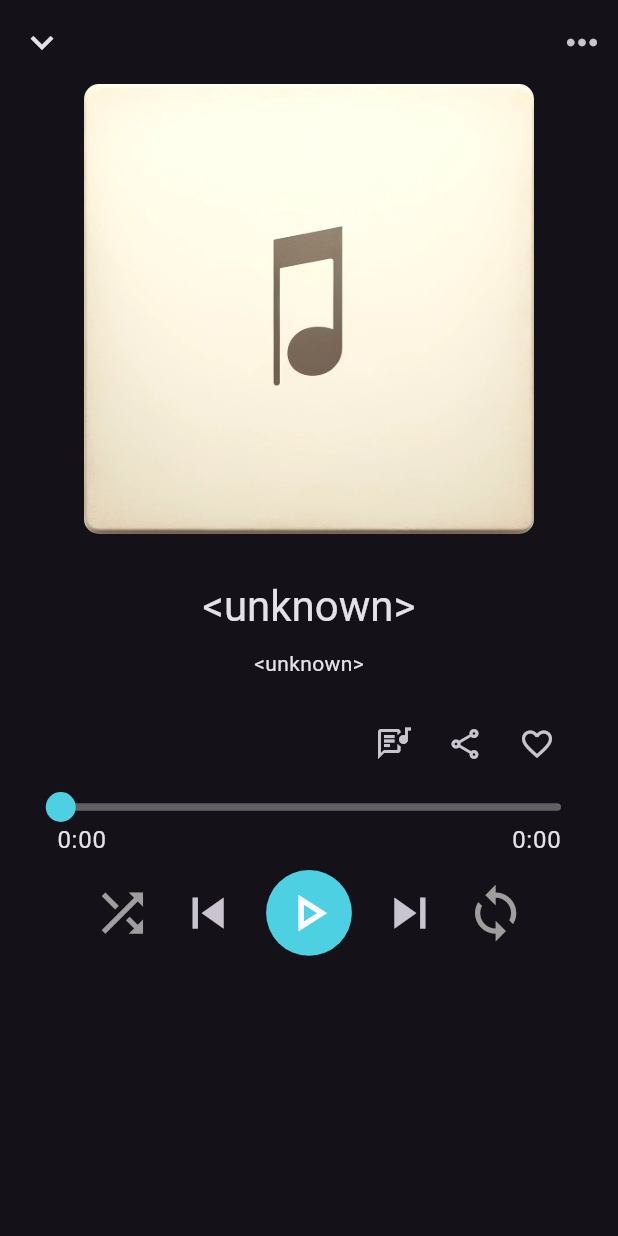
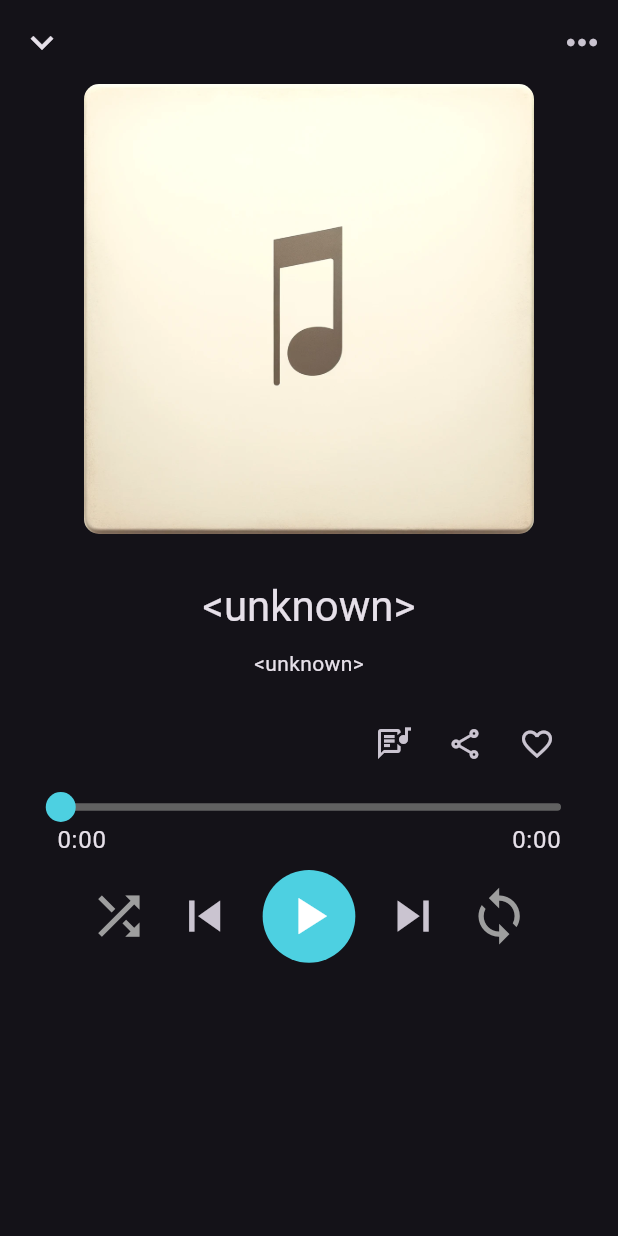
Before and after one commit to WonHyun/mulink, a Flutter app: the MusicPlayerScreen screen opened directly, on a phone screen of 412 x 824 dp. Run offline on Flutter 3.47's test engine with Material 3 defaults, Android fonts, the phone set to English and light mode, and no system bars; drawn by our look-alikes of audio_video_progress_bar; our stand-ins replace audio_service, file_picker, get, get_it, just_audio, marquee and 1 more; missing offline and left inert: flutter_media_metadata.

Commit message:
ref: optimaize PlayStateButton size

```diff
--- a/lib/ui/home_screen/library_page/playlist_page/component/media_thumb_image.dart
+++ b/lib/ui/home_screen/library_page/playlist_page/component/media_thumb_image.dart
@@ -4,7 +4,7 @@ import 'package:flutter/material.dart';
 class MediaThumbImage extends StatelessWidget {
   const MediaThumbImage({
     super.key,
-    required this.imagePath,
+    this.imagePath,
     this.albumCoverData,
     this.size = 50,
   });
--- a/lib/ui/music_player_screen/component/play_pause_button.dart
+++ b/lib/ui/music_player_screen/component/play_pause_button.dart
@@ -5,12 +5,12 @@ class PlayPauseButton extends StatelessWidget {
     super.key,
     required this.callback,
     required this.iconData,
-    required this.iconSize,
+    required this.buttonSize,
   });
 
   final VoidCallback callback;
   final IconData iconData;
-  final double iconSize;
+  final double buttonSize;
 
   @override
   Widget build(BuildContext context) {
@@ -25,13 +25,10 @@ class PlayPauseButton extends StatelessWidget {
           borderRadius: BorderRadius.circular(100),
           splashColor: Colors.cyan,
           onTap: callback.call,
-          child: Padding(
-            padding: const EdgeInsets.all(8.0),
-            child: Icon(
-              iconData,
-              color: Colors.white,
-              size: iconSize,
-            ),
+          child: Icon(
+            iconData,
+            color: Colors.white,
+            size: buttonSize / 1.5,
           ),
         ),
       ),
--- a/lib/ui/music_player_screen/component/play_state_button.dart
+++ b/lib/ui/music_player_screen/component/play_state_button.dart
@@ -9,44 +9,45 @@ class PlayStateButton extends StatelessWidget {
     required this.playButtonState,
     required this.playCallback,
     required this.pauseCallback,
-    required this.iconSize,
+    required this.buttonSize,
   });
 
   final PlayButtonState playButtonState;
   final VoidCallback playCallback;
   final VoidCallback pauseCallback;
-  final double iconSize;
+  final double buttonSize;
 
   @override
   Widget build(BuildContext context) {
-    return Builder(
+    return SizedBox(
+      width: buttonSize,
+      height: buttonSize,
+      child: Builder(
         builder: (context) {
           switch (playButtonState) {
             case PlayButtonState.loading:
-            return Padding(
-              padding: const EdgeInsets.all(15.0),
-              child: CircularProgressIndicator(color: Colors.cyan.shade300),
-            );
+              return CircularProgressIndicator(color: Colors.cyan.shade300);
             case PlayButtonState.playing:
               return PlayPauseButton(
                 callback: pauseCallback.call,
                 iconData: Icons.pause,
-              iconSize: iconSize,
+                buttonSize: buttonSize,
               );
             case PlayButtonState.paused:
               return PlayPauseButton(
                 callback: playCallback.call,
-              iconData: Icons.play_arrow_outlined,
-              iconSize: iconSize,
+                iconData: Icons.play_arrow,
+                buttonSize: buttonSize,
               );
             default:
               return PlayPauseButton(
                 callback: playCallback.call,
                 iconData: Icons.play_arrow_outlined,
-              iconSize: iconSize,
+                buttonSize: buttonSize,
               );
           }
         },
+      ),
     );
   }
 }
--- a/lib/ui/music_player_screen/layout/player_controll_panel.dart
+++ b/lib/ui/music_player_screen/layout/player_controll_panel.dart
@@ -9,8 +9,8 @@ import '../component/shuffle_button.dart';
 
 import 'dart:math' as math;
 
-class MediaControllPanel extends StatelessWidget {
-  const MediaControllPanel({
+class PlayerControllPanel extends StatelessWidget {
+  const PlayerControllPanel({
     super.key,
     required this.controller,
   });
@@ -43,7 +43,7 @@ class MediaControllPanel extends StatelessWidget {
                 playButtonState: controller.playButtonState,
                 playCallback: controller.play,
                 pauseCallback: controller.pause,
-                iconSize: iconSize,
+                buttonSize: iconSize * 1.5,
               ),
             ),
             IconButton(
--- a/lib/ui/music_player_screen/music_player_screen.dart
+++ b/lib/ui/music_player_screen/music_player_screen.dart
@@ -40,7 +40,7 @@ class MusicPlayerScreen extends StatelessWidget {
               const SizedBox(height: 20),
               ExtraControllPanel(controller: playerController),
               AudioProgressBar(controller: playerController),
-              MediaControllPanel(controller: playerController),
+              PlayerControllPanel(controller: playerController),
             ],
           ),
         ),
```
Lines whose indentation alone changed are shown as unchanged.
